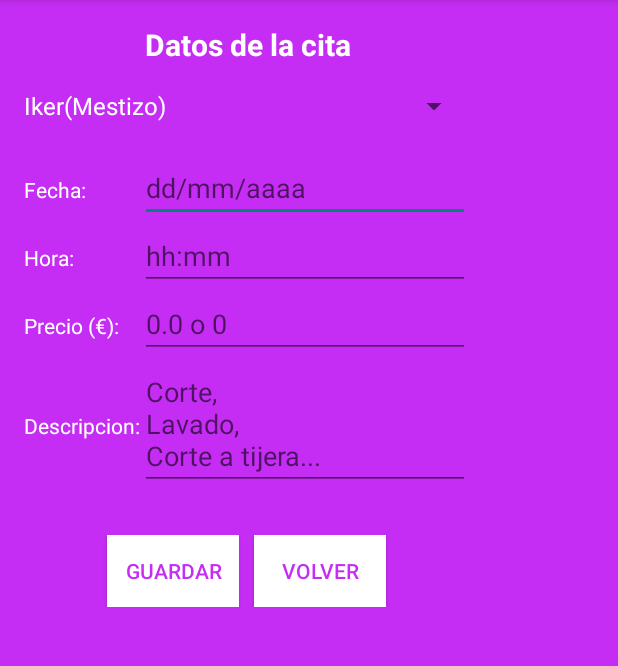
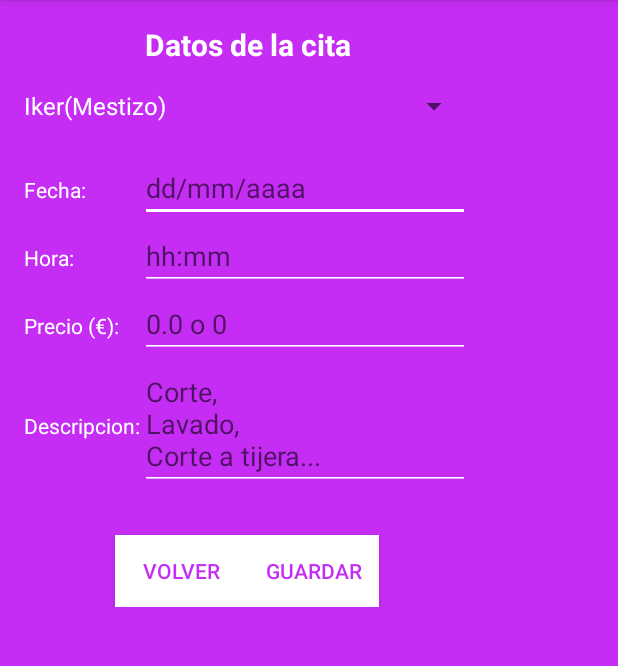
Before and after one commit to nono9119/App_MyCan, an Android app: the InsertarCita screen opened directly, with no data from a screen before it, on a phone screen of 412 x 824 dp, the part 84-750 px from its top. Run offline under Robolectric (Android 15) with nearby library versions, the phone set to English and light mode, and no system bars; 1 statement that could not run was skipped.

Commit message:
Fix a varios fallitos vistos desde un dispositivo

```diff
--- a/app/src/main/java/com/mycan/app_mycan/ListActivity.java
+++ b/app/src/main/java/com/mycan/app_mycan/ListActivity.java
@@ -1,4 +1,5 @@
 package com.mycan.app_mycan;
+
 
 import android.app.AlertDialog;
 import android.content.Context;
@@ -149,10 +150,11 @@ public class ListActivity extends ActionBarActivity {
         // CREO EL EDITEXT DEL CUAL OBTENDRE EL NOMBRE DE LA MASCOTA
         final EditText edt = new EditText(this);
         edt.setHint(R.string.buscarMascotaEDT);
+        edt.setSingleLine(true);
 
         AlertDialog.Builder builder1 = new AlertDialog.Builder(ctx);
         builder1.setCancelable(true);
-        builder1.setTitle(R.string.buscarMascota);
+        //builder1.setTitle(R.string.buscarMascota);
         builder1.setView(edt);
         builder1.setPositiveButton(R.string.dialogoBuscar,
                 new DialogInterface.OnClickListener() {
--- a/app/src/main/res/layout/activity_insertar_cita.xml
+++ b/app/src/main/res/layout/activity_insertar_cita.xml
@@ -44,7 +44,9 @@
             android:width="90dp"
             android:inputType="text"
             android:textColor="#ffffffff"
-            android:hint="dd/mm/aaaa" />
+            android:hint="dd/mm/aaaa"
+            android:backgroundTint="#ffffff"
+            android:lines="1" />
     </TableRow>
     <TableRow>
         <TextView
@@ -62,7 +64,9 @@
             android:width="75dp"
             android:inputType="text"
             android:textColor="#ffffffff"
-            android:hint="hh:mm" />
+            android:hint="hh:mm"
+            android:backgroundTint="#ffffff"
+            android:lines="1" />
     </TableRow>
     <TableRow>
         <TextView
@@ -79,7 +83,9 @@
             android:width="220dp"
             android:inputType="text"
             android:textColor="#ffffffff"
-            android:hint="0.0 o 0" />
+            android:hint="0.0 o 0"
+            android:backgroundTint="#ffffff"
+            android:lines="1" />
     </TableRow>
     <TableRow>
         <TextView
@@ -95,7 +101,8 @@
             android:layout_height="wrap_content"
             android:inputType="textMultiLine"
             android:textColor="#ffffffff"
-            android:hint="Corte,\nLavado,\nCorte a tijera..." />
+            android:hint="Corte,\nLavado,\nCorte a tijera..."
+            android:backgroundTint="#ffffff" />
     </TableRow>
     <TableRow>
 
@@ -113,7 +120,10 @@
                 android:onClick="onClick"
                 android:textColor="#ffc52df4"
                 android:background="#ffffffff"
-                android:layout_marginRight="10dp"/>
+                android:layout_alignParentTop="true"
+                android:layout_toRightOf="@+id/btVolverCita"
+                android:layout_toEndOf="@+id/btVolverCita"
+                android:gravity="center" />
 
             <Button
                 android:layout_width="wrap_content"
@@ -122,10 +132,10 @@
                 android:id="@+id/btVolverCita"
                 android:textColor="#ffc52df4"
                 android:background="#ffffffff"
+                android:onClick="onClick"
                 android:layout_alignParentTop="true"
-                android:layout_toRightOf="@+id/btGuardarCita"
-                android:layout_toEndOf="@+id/btGuardarCita"
-                android:onClick="onClick" />
+                android:layout_centerHorizontal="true"
+                android:gravity="center"/>
 
         </RelativeLayout>
 
--- a/app/src/main/res/values/styles.xml
+++ b/app/src/main/res/values/styles.xml
@@ -45,6 +45,9 @@
     <!-- Menu de las barras de accion -->
     <style name="CMOptionsMenu" parent="Widget.AppCompat.PopupMenu.Overflow">
         <item name="android:popupBackground">@color/white</item>
+        <item name="android:background">@color/white</item>
+        <item name="android:colorPrimary">@color/white</item>
+        <item name="android:colorPrimaryDark">@color/blanco_mas_oscuro</item>
     </style>
     <style name="MenuTextAppearance">
         <item name="android:textColor">@color/moradoMyCan</item>
```
Also changed, not shown: app/src/main/res/layout/activity_insertar_mascota.xml (+8 -4 lines).
